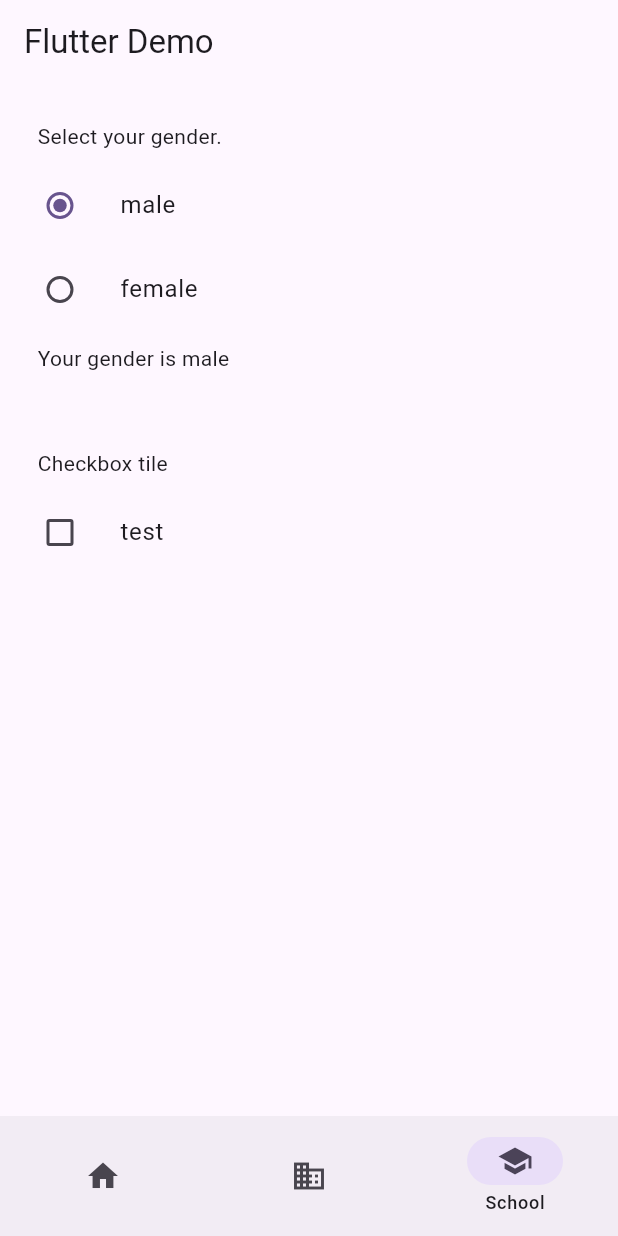
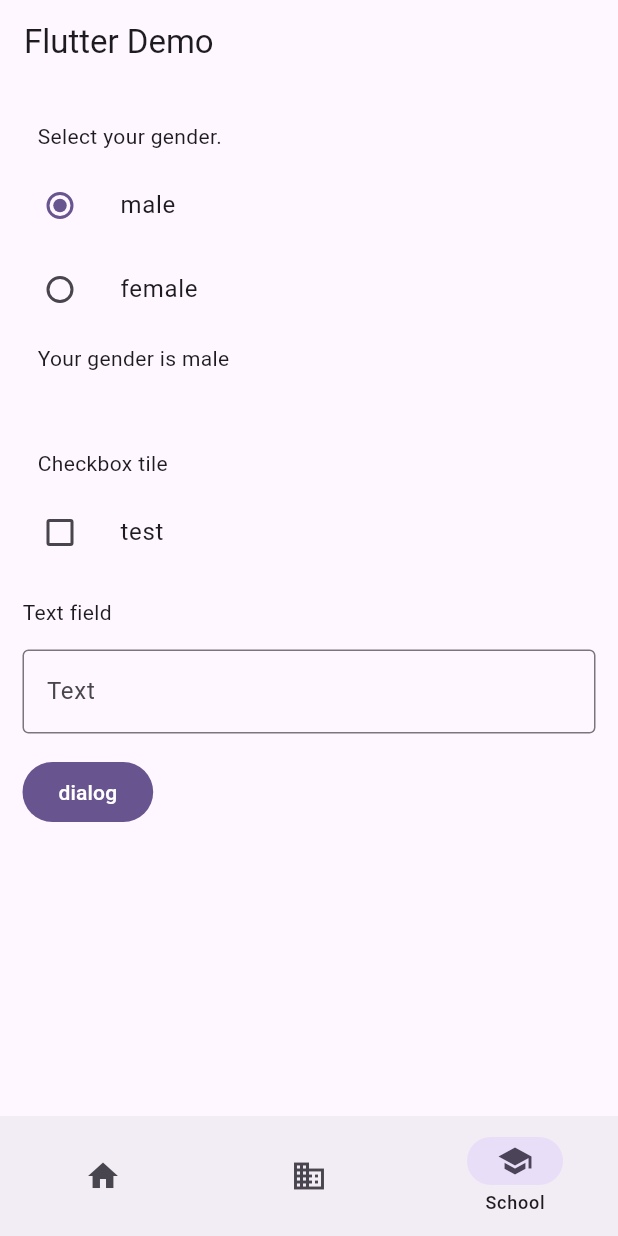
Before and after one commit to QwQ3094/test, a Flutter app: the screen it shows after launch, item 3 of the bottom bar chosen, on a phone screen of 412 x 824 dp. Run offline on Flutter 3.47's test engine with Material 3 defaults, Android fonts, the phone set to English and light mode, and no system bars; drawn by our look-alikes of dynamic_color.

Commit message:
Field Dialog

```diff
--- a/lib/business.dart
+++ b/lib/business.dart
@@ -18,7 +18,7 @@ class _BusinessScreenState extends State<BusinessScreen> {
 
   List<Widget> _getTiles() {
     List<Widget> list = [];
-    for (var i = 0; i < 10; i++) {
+    for (var i = 1; i < 21; i++) {
       list.add(ListTile(
         leading: Icon(Icons.reply),
         title: Text('标题$i'),
--- a/lib/school.dart
+++ b/lib/school.dart
@@ -21,6 +21,37 @@ class _SchoolScreenState extends State<SchoolScreen> {
     setState(() {
       _isChecked = checked!;
     });
+  }
+
+  void _showFieldDialog(BuildContext context) {
+    showDialog(
+      context: context,
+      builder: (BuildContext context) {
+        return AlertDialog(
+          title: const Text('Dialog'),
+          content: TextField(
+            decoration: InputDecoration(
+              border: OutlineInputBorder(),
+              labelText: 'Text',
+            ),
+          ),
+          actions: <Widget>[
+            TextButton(
+              onPressed: () {
+                Navigator.of(context).pop();
+              },
+              child: Text("Cancel"),
+            ),
+            FilledButton(
+              onPressed: () {
+                Navigator.of(context).pop();
+              },
+              child: Text("Sure"),
+            ),
+          ],
+        );
+      },
+    );
   }
 
   @override
@@ -65,6 +96,34 @@ class _SchoolScreenState extends State<SchoolScreen> {
           ),
           title: const Text('test'),
         ),
+
+        Padding(
+          padding: const EdgeInsets.all(15),
+          child: Column(
+            crossAxisAlignment: CrossAxisAlignment.start,
+            children: [
+              const Text('Text field'),
+
+              SizedBox(height: 15),
+
+              TextField(
+                decoration: InputDecoration(
+                  border: OutlineInputBorder(),
+                  labelText: 'Text',
+                ),
+              ),
+
+              SizedBox(height: 15),
+
+              FilledButton(
+                child: const Text('dialog'),
+                onPressed: () {
+                  _showFieldDialog(context);
+                }
+              ),
+            ],
+          ),
+        ),
       ],
     );
   }
```
Also changed, not shown: lib/home.dart (+2 -5 lines).
